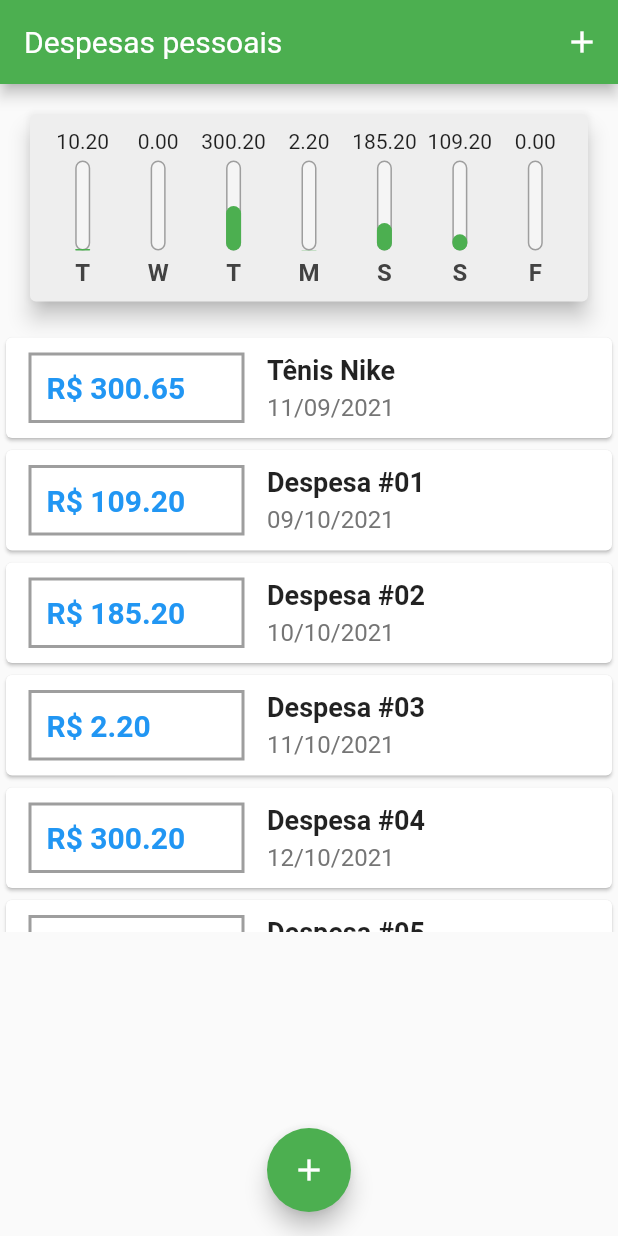
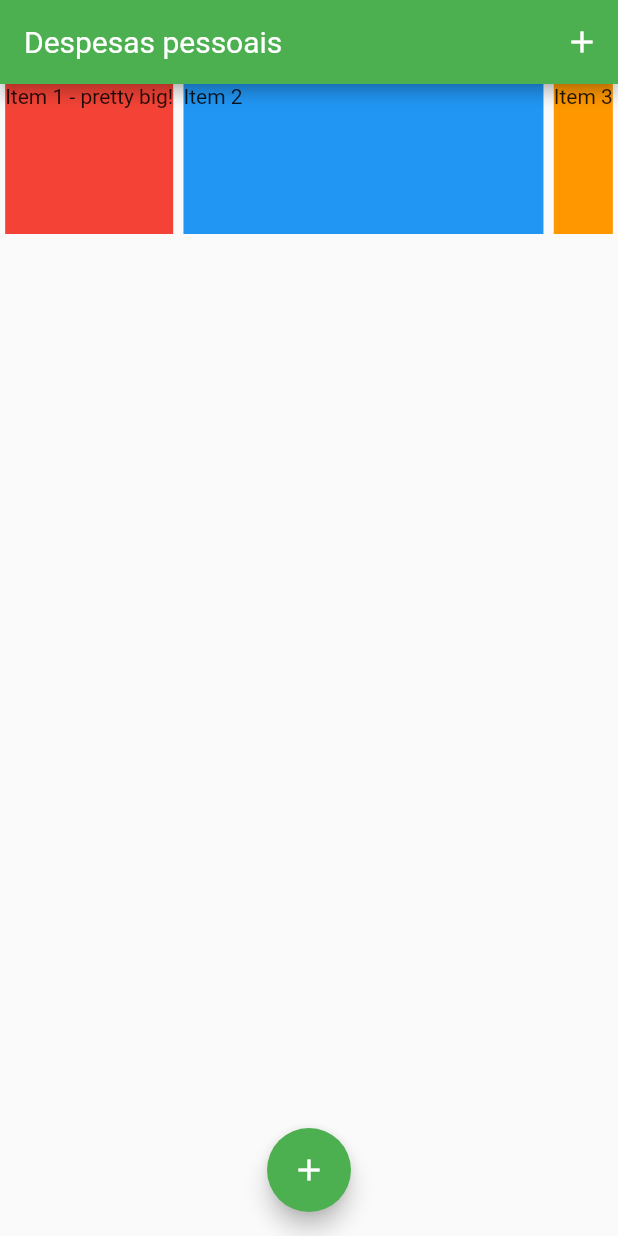
Before and after one commit to andersonribeirosi/expenses, a Flutter app: the screen it shows after launch, on a phone screen of 412 x 824 dp. Run offline on Flutter 3.47's test engine with Material 2 defaults, Android fonts, the light colour scheme and no system bars.

Commit message:
Expanded and flexible

```diff
--- /dev/null
+++ b/lib/aulas/Flexible_Expanded/flexible_expanded.dart
@@ -0,0 +1,35 @@
+import 'package:flutter/material.dart';
+
+class FlexibleExpanded extends StatelessWidget {
+
+  @override
+  Widget build(BuildContext context) {
+    return Row(
+      mainAxisAlignment: MainAxisAlignment.spaceAround,
+      children: <Widget>[
+        Container(
+          height: 100,
+          child: Text('Item 1 - pretty big!'),
+          color: Colors.red,
+        ),
+        Expanded(
+          flex: 4,
+          // fit: FlexFit.tight,
+          child: Container(
+            height: 100,
+            child: Text('Item 2'),
+            color: Colors.blue,
+          ),
+        ),
+        Flexible(
+          fit: FlexFit.loose,
+          child: Container(
+            height: 100,
+            child: Text('Item 3'),
+            color: Colors.orange,
+          ),
+        ),
+      ],
+    );
+  }
+}
--- a/lib/main.dart
+++ b/lib/main.dart
@@ -1,10 +1,7 @@
 import 'dart:math';
-
 import 'package:flutter/material.dart';
-import 'package:loja_virtual_pro/components/chart.dart';
-
+import 'aulas/Flexible_Expanded/flexible_expanded.dart';
 import 'components/transaction_form.dart';
-import 'components/transaction_list.dart';
 import 'models/transaction.dart';
 
 main() {
@@ -59,10 +56,7 @@ class _HomePageState extends State<HomePage> {
         value: 300.20,
         date: DateTime.now().subtract(Duration(days: 2))),
     Transaction(
-        id: '6',
-        title: 'Despesa #05',
-        value: 10.20,
-        date: DateTime.now()),
+        id: '6', title: 'Despesa #05', value: 10.20, date: DateTime.now()),
   ];
 
   List<Transaction> get _recentTransactions {
@@ -110,8 +104,10 @@ class _HomePageState extends State<HomePage> {
           child: Column(
             crossAxisAlignment: CrossAxisAlignment.stretch,
             children: <Widget>[
-              Chart(_recentTransactions),
-              TransactionList(_transactions),
+              // SizedBox(height: 20,),
+              FlexibleExpanded()
+              // Chart(_recentTransactions),
+              // TransactionList(_transactions),
             ],
           ),
         ),
```
